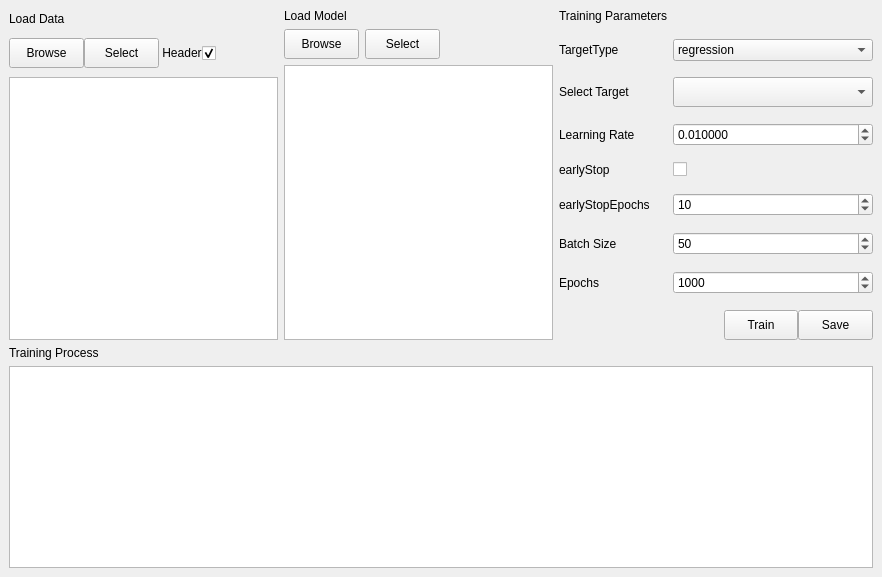
This is QSAR-UI/mainwindow1.ui in sheMnapion/AI-QSAR as Qt 5 draws it before an edit. The edited form follows.
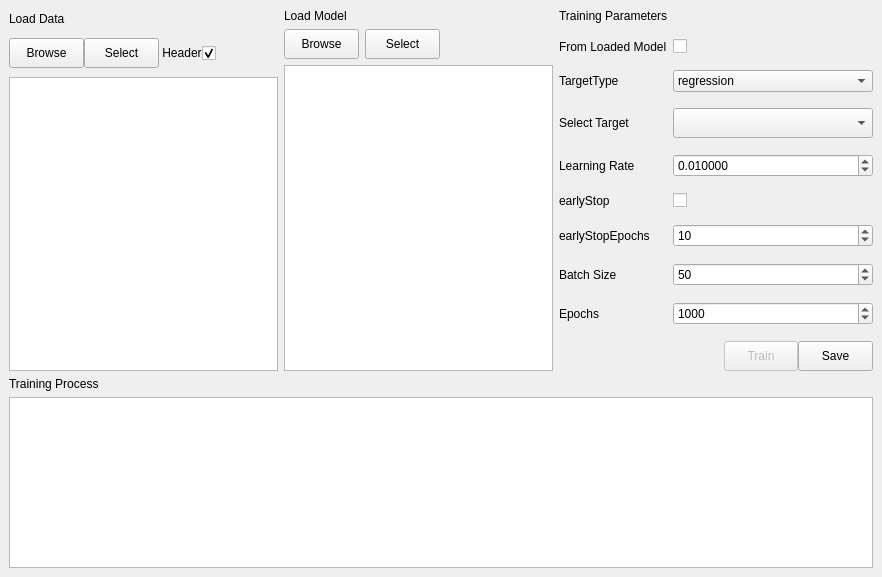
This is the edited form.

Commit message: Add checkbox for loading model, but still have problem loading model

The edit to the form file:
```diff
--- a/QSAR-UI/mainwindow1.ui
+++ b/QSAR-UI/mainwindow1.ui
@@ -46,13 +46,23 @@
        </widget>
       </item>
       <item row="1" column="0">
+       <widget class="QLabel" name="fromLoadedModelLabel">
+        <property name="text">
+         <string>From Loaded Model</string>
+        </property>
+       </widget>
+      </item>
+      <item row="1" column="1">
+       <widget class="QCheckBox" name="fromLoadedModelCheckBox"/>
+      </item>
+      <item row="2" column="0">
        <widget class="QLabel" name="targetTypeLabel">
         <property name="text">
          <string>TargetType</string>
         </property>
        </widget>
       </item>
-      <item row="1" column="1">
+      <item row="2" column="1">
        <widget class="QComboBox" name="targetTypeComboBox">
         <property name="sizePolicy">
          <sizepolicy hsizetype="Expanding" vsizetype="Fixed">
@@ -72,7 +82,7 @@
         </item>
        </widget>
       </item>
-      <item row="2" column="0">
+      <item row="3" column="0">
        <widget class="QLabel" name="label_2">
         <property name="sizePolicy">
          <sizepolicy hsizetype="Fixed" vsizetype="Fixed">
@@ -97,7 +107,7 @@
         </property>
        </widget>
       </item>
-      <item row="2" column="1">
+      <item row="3" column="1">
        <widget class="QComboBox" name="columnSelectComboBox">
         <property name="sizePolicy">
          <sizepolicy hsizetype="Expanding" vsizetype="Fixed">
@@ -119,14 +129,14 @@
         </property>
        </widget>
       </item>
-      <item row="3" column="0">
+      <item row="4" column="0">
        <widget class="QLabel" name="learningRateLabel">
         <property name="text">
          <string>Learning Rate</string>
         </property>
        </widget>
       </item>
-      <item row="3" column="1">
+      <item row="4" column="1">
        <widget class="QDoubleSpinBox" name="learningRateDoubleSpinBox">
         <property name="sizePolicy">
          <sizepolicy hsizetype="Expanding" vsizetype="Fixed">
@@ -157,14 +167,14 @@
         </property>
        </widget>
       </item>
-      <item row="4" column="0">
+      <item row="5" column="0">
        <widget class="QLabel" name="earlyStopLabel">
         <property name="text">
          <string>earlyStop</string>
         </property>
        </widget>
       </item>
-      <item row="4" column="1">
+      <item row="5" column="1">
        <widget class="QCheckBox" name="earlyStopCheckBox">
         <property name="sizePolicy">
          <sizepolicy hsizetype="Expanding" vsizetype="Fixed">
@@ -174,14 +184,14 @@
         </property>
        </widget>
       </item>
-      <item row="5" column="0">
+      <item row="6" column="0">
        <widget class="QLabel" name="earlyStopEpochsLabel">
         <property name="text">
          <string>earlyStopEpochs</string>
         </property>
        </widget>
       </item>
-      <item row="5" column="1">
+      <item row="6" column="1">
        <widget class="QSpinBox" name="earlyStopEpochsSpinBox">
         <property name="sizePolicy">
          <sizepolicy hsizetype="Expanding" vsizetype="Fixed">
@@ -200,14 +210,14 @@
         </property>
        </widget>
       </item>
-      <item row="6" column="0">
+      <item row="7" column="0">
        <widget class="QLabel" name="batchSizeLabel">
         <property name="text">
          <string>Batch Size</string>
         </property>
        </widget>
       </item>
-      <item row="6" column="1">
+      <item row="7" column="1">
        <widget class="QSpinBox" name="batchSizeSpinBox">
         <property name="sizePolicy">
          <sizepolicy hsizetype="Expanding" vsizetype="Fixed">
@@ -226,14 +236,14 @@
         </property>
        </widget>
       </item>
-      <item row="7" column="0">
+      <item row="8" column="0">
        <widget class="QLabel" name="epochsLabel">
         <property name="text">
          <string>Epochs</string>
         </property>
        </widget>
       </item>
-      <item row="7" column="1">
+      <item row="8" column="1">
        <widget class="QSpinBox" name="epochsSpinBox">
         <property name="sizePolicy">
          <sizepolicy hsizetype="Expanding" vsizetype="Fixed">
@@ -252,7 +262,7 @@
         </property>
        </widget>
       </item>
-      <item row="8" column="0" colspan="2">
+      <item row="9" column="0" colspan="2">
        <layout class="QHBoxLayout" name="horizontalLayout_3">
         <item>
          <spacer name="horizontalSpacer">
@@ -269,6 +279,9 @@
         </item>
         <item>
          <widget class="QPushButton" name="trainParamsBtn">
+          <property name="enabled">
+           <bool>false</bool>
+          </property>
           <property name="sizePolicy">
            <sizepolicy hsizetype="Expanding" vsizetype="Fixed">
             <horstretch>0</horstretch>
@@ -581,6 +594,9 @@
         <verstretch>0</verstretch>
        </sizepolicy>
       </property>
+      <property name="sizeAdjustPolicy">
+       <enum>QAbstractScrollArea::AdjustIgnored</enum>
+      </property>
      </widget>
     </item>
    </layout>
```
The commit also changes 9 other files.
